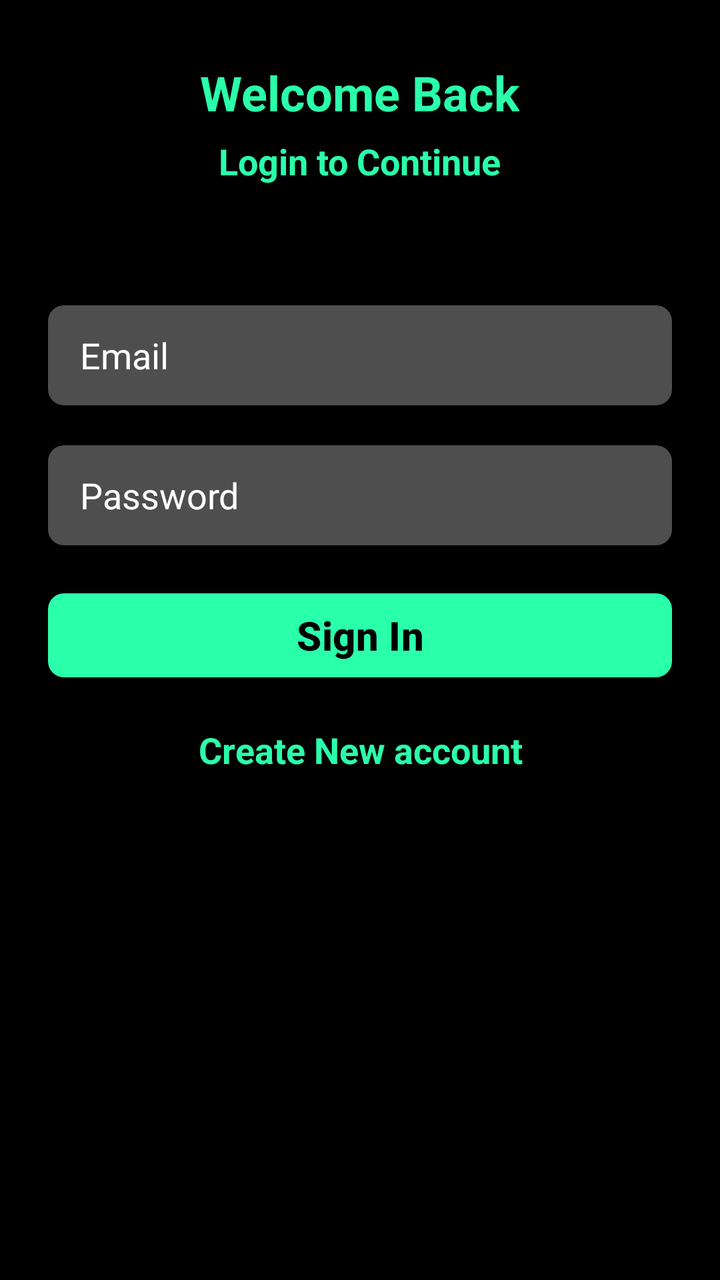
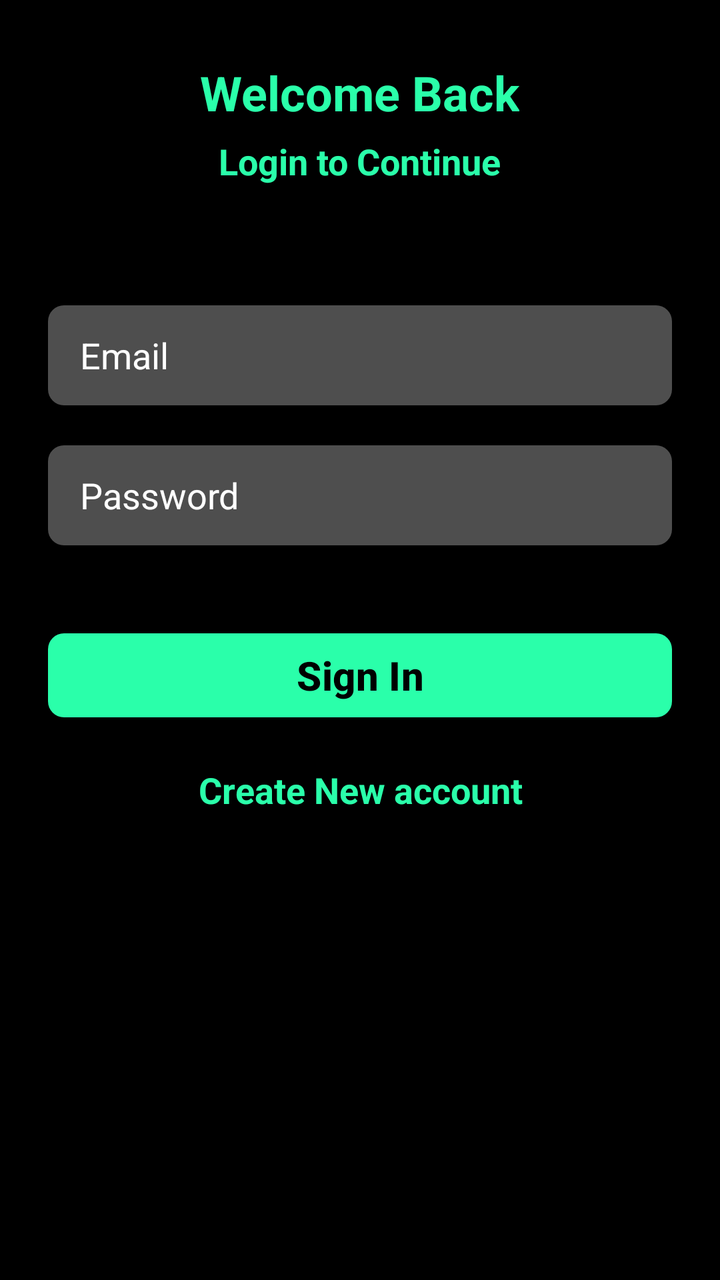

Compare the two renders of this Android layout. The source of the first and the diff that turns it into the second are given below.
<!-- AndroidManifest.xml: application theme Theme.SignIn_App -->
<!-- res/layout/activity_sign_in.xml -->
<?xml version="1.0" encoding="utf-8"?>
<ScrollView xmlns:android="http://schemas.android.com/apk/res/android"
    xmlns:app="http://schemas.android.com/apk/res-auto"
    android:background="@color/black"
    xmlns:tools="http://schemas.android.com/tools"
    android:id="@+id/main"
    android:layout_width="match_parent"
    android:fitsSystemWindows="true"
    android:layout_height="match_parent"
    android:clipToPadding="false"
    android:overScrollMode="never"
    android:padding="24dp"
    android:scrollbars="none"
    tools:context=".activities.SignInActivity">

    <LinearLayout
        android:layout_width="match_parent"
        android:layout_height="wrap_content"
        android:orientation="vertical"
        android:gravity="center_horizontal">

        <TextView
            android:layout_width="wrap_content"
            android:layout_height="wrap_content"
            android:text="@string/welcome_back"
            android:textColor="@color/primary"
            android:textSize="24sp"
            android:textStyle="bold"
            android:layout_marginTop="6dp"/>

        <TextView
            android:layout_width="wrap_content"
            android:layout_height="wrap_content"
            android:text="@string/login_to_continue"
            android:textColor="@color/primary"
            android:textSize="18sp"
            android:textStyle="bold"
            android:layout_marginTop="6dp"/>

        <EditText
            android:layout_width="match_parent"
            android:layout_height="50dp"
            android:id="@+id/inputEmail"
            android:layout_marginTop="60dp"
            android:hint="@string/email"
            android:imeOptions="actionNext"
            android:importantForAutofill="no"
            android:inputType="textEmailAddress"
            android:paddingStart="16dp"
            android:paddingEnd="16dp"
            android:background="@drawable/background_input"
            android:textColorHint="@color/primary_text"
            android:textColor="@color/primary_text"
            android:textAlignment="gravity"
            android:textSize="18sp"/>

        <EditText
            android:layout_width="match_parent"
            android:layout_height="50dp"
            android:id="@+id/inputPassword"
            android:layout_marginTop="20dp"
            android:hint="@string/password"
            android:imeOptions="actionNext"
            android:importantForAutofill="no"
            android:inputType="textPassword"
            android:paddingStart="16dp"
            android:paddingEnd="16dp"
            android:background="@drawable/background_input"
            android:textColorHint="@color/primary_text"
            android:textColor="@color/primary_text"
            android:textAlignment="gravity"
            android:textSize="18sp"/>

        <com.google.android.material.button.MaterialButton
            android:layout_width="match_parent"
            android:layout_height="50dp"
            android:layout_marginTop="20dp"
            android:text="@string/sign_in"
            android:textAlignment="gravity"
            android:textColor="@color/black"
            android:textSize="20sp"
            android:id="@+id/buttonSignIn"
            android:textStyle="bold"
            app:cornerRadius="8dp"/>

        <TextView
            android:id="@+id/textCreateNewAccount"
            android:layout_width="match_parent"
            android:layout_height="wrap_content"
            android:layout_marginTop="20dp"
            android:text="@string/create_new_account"
            android:textAlignment="center"
            android:textColor="@color/primary"
            android:textSize="18sp"
            android:textStyle="bold"
            />


    </LinearLayout>
</ScrollView>
<!-- resources referenced by this layout -->
<resources>
  <color name="black">#FF000000</color>
  <color name="primary">#2AFFAA</color>
  <color name="primary_text">#FFFFFF</color>
  <!-- drawable background_input (drawable) -->
  <?xml version="1.0" encoding="utf-8"?>
  <shape xmlns:android="http://schemas.android.com/apk/res/android" android:shape="rectangle">
      <solid android:color="@color/input_background"/>
      <corners android:radius="8dp"/>
  </shape>
  <string name="create_new_account">Create New account</string>
  <string name="email">Email</string>
  <string name="login_to_continue">Login to Continue</string>
  <string name="password">Password</string>
  <string name="sign_in">Sign In</string>
  <string name="welcome_back">Welcome Back</string>
  <style name="Theme.SignIn_App" parent="Base.Theme.SignIn_App" />
  <color name="input_background">#4E4E4E</color>
  <style name="Base.Theme.SignIn_App" parent="Theme.Material3.DayNight.NoActionBar">
          
          
          <item name="colorPrimary">@color/primary</item>
          <item name="android:statusBarColor">@color/primary</item>
      </style>
</resources>

<!-- the commit's change to res/layout/activity_sign_in.xml (unified diff, before → after) -->
@@ -71,6 +71,12 @@
             android:textAlignment="gravity"
             android:textSize="18sp"/>
 
+        <FrameLayout
+            android:layout_width="match_parent"
+            android:layout_height="match_parent"
+            android:layout_marginTop="20dp"
+            android:animateLayoutChanges="true">
+
         <com.google.android.material.button.MaterialButton
             android:layout_width="match_parent"
             android:layout_height="50dp"
@@ -82,6 +88,14 @@
             android:id="@+id/buttonSignIn"
             android:textStyle="bold"
             app:cornerRadius="8dp"/>
+
+            <ProgressBar
+                android:layout_width="25dp"
+                android:layout_height="25dp"
+                android:id="@+id/progressBar"
+                android:layout_gravity="center"
+                android:visibility="invisible"/>
+        </FrameLayout>
 
         <TextView
             android:id="@+id/textCreateNewAccount"
